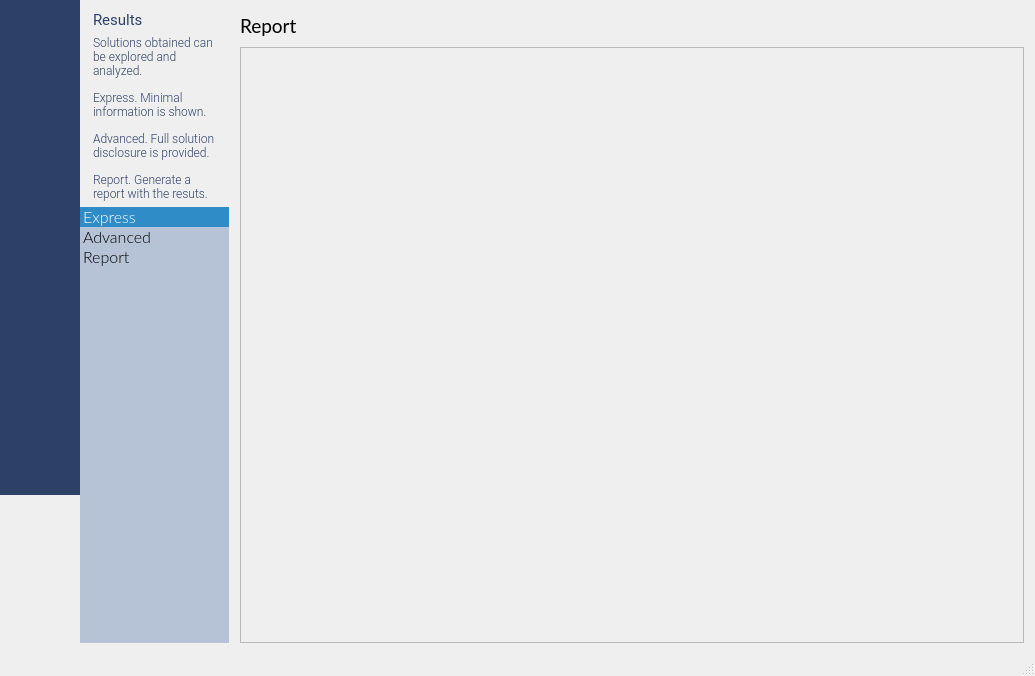
Old version of the form source/mainwidget.ui in the repository emigdioz/LeafGP.
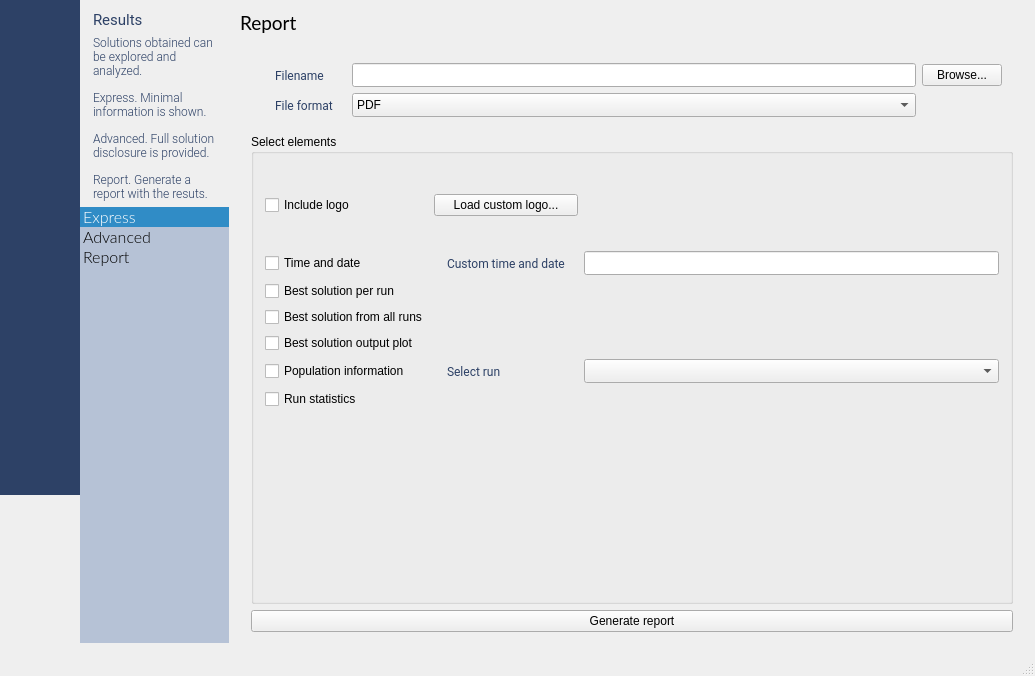
New version of the form. The open tabs and pages were chosen to show the change. Icons and pictures are not drawn. Custom widgets are drawn as their Qt base class.

Commit message: Preliminar implementation of PDF report generation

Patch:
```diff
--- a/source/mainwidget.ui
+++ b/source/mainwidget.ui
@@ -6547,12 +6547,239 @@
               </item>
               <item>
                <widget class="QFrame" name="frame_18">
+                <property name="styleSheet">
+                 <string notr="true">QLabel
+{
+	font-family: Roboto;
+	font-weight: normal;
+	font-size: 9pt;
+	padding-left: 10px;
+	padding-right: 10px;
+	color: rgb(45,65,102);
+}</string>
+                </property>
                 <property name="frameShape">
-                 <enum>QFrame::StyledPanel</enum>
+                 <enum>QFrame::NoFrame</enum>
                 </property>
                 <property name="frameShadow">
                  <enum>QFrame::Raised</enum>
                 </property>
+                <layout class="QGridLayout" name="gridLayout_116">
+                 <item row="0" column="0">
+                  <layout class="QVBoxLayout" name="verticalLayout_38">
+                   <item>
+                    <widget class="QFrame" name="frame_41">
+                     <property name="maximumSize">
+                      <size>
+                       <width>16777215</width>
+                       <height>80</height>
+                      </size>
+                     </property>
+                     <property name="frameShape">
+                      <enum>QFrame::NoFrame</enum>
+                     </property>
+                     <property name="frameShadow">
+                      <enum>QFrame::Raised</enum>
+                     </property>
+                     <layout class="QGridLayout" name="gridLayout_114">
+                      <item row="0" column="0">
+                       <layout class="QGridLayout" name="gridLayout_115">
+                        <item row="1" column="1">
+                         <widget class="QComboBox" name="comboBox_8">
+                          <property name="minimumSize">
+                           <size>
+                            <width>0</width>
+                            <height>24</height>
+                           </size>
+                          </property>
+                          <item>
+                           <property name="text">
+                            <string>PDF</string>
+                           </property>
+                          </item>
+                         </widget>
+                        </item>
+                        <item row="0" column="0">
+                         <widget class="QLabel" name="label_155">
+                          <property name="text">
+                           <string>Filename</string>
+                          </property>
+                         </widget>
+                        </item>
+                        <item row="1" column="0">
+                         <widget class="QLabel" name="label_156">
+                          <property name="text">
+                           <string>File format</string>
+                          </property>
+                         </widget>
+                        </item>
+                        <item row="0" column="1">
+                         <widget class="QLineEdit" name="lineEdit_7">
+                          <property name="minimumSize">
+                           <size>
+                            <width>0</width>
+                            <height>24</height>
+                           </size>
+                          </property>
+                          <property name="maximumSize">
+                           <size>
+                            <width>16777215</width>
+                            <height>16777215</height>
+                           </size>
+                          </property>
+                         </widget>
+                        </item>
+                        <item row="0" column="2">
+                         <widget class="QPushButton" name="pushButton_10">
+                          <property name="text">
+                           <string>Browse...</string>
+                          </property>
+                         </widget>
+                        </item>
+                       </layout>
+                      </item>
+                     </layout>
+                    </widget>
+                   </item>
+                   <item>
+                    <widget class="QGroupBox" name="groupBox_21">
+                     <property name="title">
+                      <string>Select elements</string>
+                     </property>
+                     <layout class="QGridLayout" name="gridLayout_118">
+                      <item row="0" column="0">
+                       <layout class="QGridLayout" name="gridLayout_117">
+                        <item row="0" column="1">
+                         <widget class="QPushButton" name="pushButton_11">
+                          <property name="text">
+                           <string>Load custom logo...</string>
+                          </property>
+                         </widget>
+                        </item>
+                        <item row="6" column="0">
+                         <widget class="QCheckBox" name="checkBox_6">
+                          <property name="text">
+                           <string>Run statistics</string>
+                          </property>
+                         </widget>
+                        </item>
+                        <item row="7" column="0">
+                         <spacer name="verticalSpacer_15">
+                          <property name="orientation">
+                           <enum>Qt::Vertical</enum>
+                          </property>
+                          <property name="sizeHint" stdset="0">
+                           <size>
+                            <width>20</width>
+                            <height>40</height>
+                           </size>
+                          </property>
+                         </spacer>
+                        </item>
+                        <item row="5" column="0">
+                         <widget class="QCheckBox" name="checkBox_5">
+                          <property name="text">
+                           <string>Population information</string>
+                          </property>
+                         </widget>
+                        </item>
+                        <item row="5" column="2">
+                         <widget class="QComboBox" name="comboBox_9">
+                          <property name="minimumSize">
+                           <size>
+                            <width>0</width>
+                            <height>24</height>
+                           </size>
+                          </property>
+                         </widget>
+                        </item>
+                        <item row="1" column="1">
+                         <widget class="QLabel" name="label_157">
+                          <property name="text">
+                           <string>Custom time and date</string>
+                          </property>
+                         </widget>
+                        </item>
+                        <item row="2" column="0">
+                         <widget class="QCheckBox" name="checkBox_4">
+                          <property name="text">
+                           <string>Best solution per run</string>
+                          </property>
+                         </widget>
+                        </item>
+                        <item row="1" column="2">
+                         <widget class="QLineEdit" name="lineEdit_8">
+                          <property name="minimumSize">
+                           <size>
+                            <width>0</width>
+                            <height>24</height>
+                           </size>
+                          </property>
+                         </widget>
+                        </item>
+                        <item row="0" column="0">
+                         <widget class="QCheckBox" name="checkBox_2">
+                          <property name="text">
+                           <string>Include logo</string>
+                          </property>
+                         </widget>
+                        </item>
+                        <item row="1" column="0">
+                         <widget class="QCheckBox" name="checkBox_3">
+                          <property name="text">
+                           <string>Time and date</string>
+                          </property>
+                         </widget>
+                        </item>
+                        <item row="5" column="1">
+                         <widget class="QLabel" name="label_158">
+                          <property name="text">
+                           <string>Select run</string>
+                          </property>
+                         </widget>
+                        </item>
+                        <item row="3" column="0">
+                         <widget class="QCheckBox" name="checkBox_7">
+                          <property name="text">
+                           <string>Best solution from all runs</string>
+                          </property>
+                         </widget>
+                        </item>
+                        <item row="0" column="2">
+                         <widget class="QLabel" name="label_159">
+                          <property name="minimumSize">
+                           <size>
+                            <width>80</width>
+                            <height>80</height>
+                           </size>
+                          </property>
+                          <property name="text">
+                           <string/>
+                          </property>
+                         </widget>
+                        </item>
+                        <item row="4" column="0">
+                         <widget class="QCheckBox" name="checkBox_8">
+                          <property name="text">
+                           <string>Best solution output plot</string>
+                          </property>
+                         </widget>
+                        </item>
+                       </layout>
+                      </item>
+                     </layout>
+                    </widget>
+                   </item>
+                  </layout>
+                 </item>
+                 <item row="1" column="0">
+                  <widget class="QPushButton" name="pushButton_9">
+                   <property name="text">
+                    <string>Generate report</string>
+                   </property>
+                  </widget>
+                 </item>
+                </layout>
                </widget>
               </item>
              </layout>
```
Left out of the diff: 12 changed lines with no effect on the pictures. The commit also changes 5 other files.
